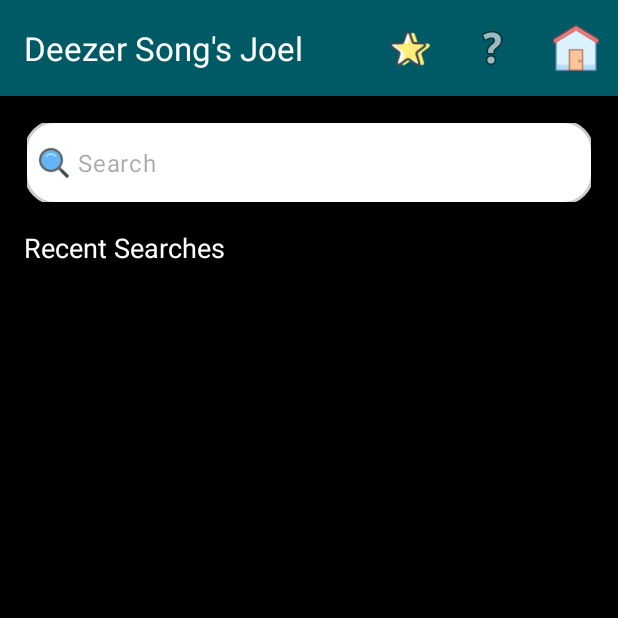
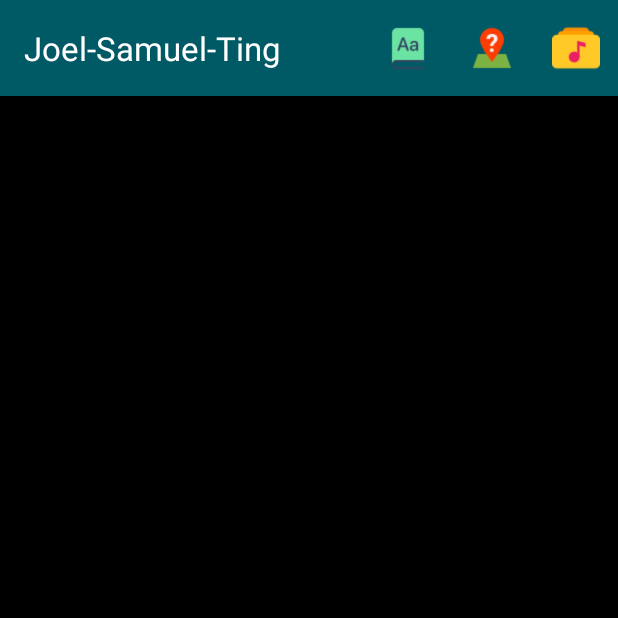
Before and after one commit to joelEVR/Final_Project_Mobile_Programming, an Android app: the screen it shows after launch (DeezerMainActivity before the commit, MainActivity after it), on a phone screen of 412 x 824 dp, the top half of it. Run offline under Robolectric (Android 15) with nearby library versions, the phone set to English and light mode, and no system bars.

Commit message:
Fixed all problems with merge between Branch Ting and Master.
I create the MainActivity.java and layout with the toolbar and icons for each aplication.

its working the icons

Signed-off-by: Joel Velasquez <150091426+joelEVR@users.noreply.github.com>

```diff
--- a/app/src/main/java/algonquin/cst2335/finalprojectmobileprogramming/MainActivity.java
+++ b/app/src/main/java/algonquin/cst2335/finalprojectmobileprogramming/MainActivity.java
@@ -1,2 +1,62 @@
-package algonquin.cst2335.finalprojectmobileprogramming;public class MainActivity {
+package algonquin.cst2335.finalprojectmobileprogramming;
+
+import android.content.Intent;
+import android.os.Bundle;
+import android.view.Menu;
+import android.view.MenuInflater;
+import android.view.MenuItem;
+
+import androidx.appcompat.app.AppCompatActivity;
+import androidx.appcompat.widget.Toolbar;
+
+import algonquin.cst2335.finalprojectmobileprogramming.deezerAppJoel.DeezerMainActivity;
+
+public class MainActivity extends AppCompatActivity {
+
+    @Override
+    protected void onCreate(Bundle savedInstanceState) {
+        super.onCreate(savedInstanceState);
+        // Establece land_page.xml como el layout de esta actividad
+        setContentView(R.layout.land_page);
+
+        Toolbar toolbar = findViewById(R.id.toolbar);
+        setSupportActionBar(toolbar);
+    }
+
+    @Override
+    public boolean onCreateOptionsMenu(Menu menu) {
+        MenuInflater inflater = getMenuInflater();
+        inflater.inflate(R.menu.menu_land_page, menu);
+        return true;
+    }
+
+    /**
+     * Handles action bar item clicks here.
+     *
+     * @param item The menu item that was selected.
+     * @return False to allow normal menu processing to proceed, true to consume it here.
+     */
+    @Override
+    public boolean onOptionsItemSelected(MenuItem item) {
+        if (item.getItemId() == android.R.id.home) {
+            finish();
+            return true;
+        } else if (item.getItemId() == R.id.samuel) {
+            // Agrega aquí tu nueva acción para la opción "Home"
+            Intent intent = new Intent(this, FavoriteActivity.class);
+            startActivity(intent);
+            return true;
+        } else if (item.getItemId() == R.id.joel) {
+            Intent intent = new Intent(MainActivity.this, DeezerMainActivity.class);
+            startActivity(intent);
+            return true;
+        } else if (item.getItemId() == R.id.ting) {
+            // Agrega aquí tu nueva acción para la opción "Home"
+            Intent intent = new Intent(this, MainActivityTing.class);
+            startActivity(intent);
+            return true;
+        } else {
+            return super.onOptionsItemSelected(item);
+        }
+    }
 }
--- /dev/null
+++ b/app/src/main/res/layout/land_page.xml
@@ -0,0 +1,23 @@
+<androidx.constraintlayout.widget.ConstraintLayout xmlns:android="http://schemas.android.com/apk/res/android"
+    xmlns:app="http://schemas.android.com/apk/res-auto"
+    xmlns:tools="http://schemas.android.com/tools"
+    android:layout_width="match_parent"
+    android:layout_height="match_parent"
+    tools:context=".deezerAppJoel.DeezerMainActivity">
+
+    <!-- Toolbar -->
+    <androidx.appcompat.widget.Toolbar
+        android:id="@+id/toolbar"
+        android:layout_width="match_parent"
+        android:layout_height="wrap_content"
+        android:minHeight="?attr/actionBarSize"
+        app:title="Joel-Samuel-Ting"
+        android:gravity="center_vertical"
+        android:background="#7A00BCD4"
+        app:layout_constraintTop_toTopOf="parent"
+        app:layout_constraintStart_toStartOf="parent"
+        app:layout_constraintEnd_toEndOf="parent"
+        android:theme="@style/ThemeOverlay.AppCompat.ActionBar">
+    </androidx.appcompat.widget.Toolbar>
+
+</androidx.constraintlayout.widget.ConstraintLayout>
--- /dev/null
+++ b/app/src/main/res/menu/menu_land_page.xml
@@ -0,0 +1,20 @@
+<?xml version="1.0" encoding="utf-8"?>
+<menu xmlns:android="http://schemas.android.com/apk/res/android"
+    xmlns:app="http://schemas.android.com/apk/res-auto">
+
+    <item android:id="@+id/samuel"
+        android:icon="@drawable/ic_samuel"
+        android:title="samuel"
+        app:showAsAction="always"/>
+    <item
+        android:id="@+id/ting"
+        android:icon="@drawable/ic_location"
+        android:title="ting"
+        app:showAsAction="always" />
+    <item
+        android:id="@+id/joel"
+        android:title="joel"
+        android:icon="@drawable/ic_deezer"
+        app:showAsAction="always"/>
+
+</menu>
--- a/app/src/main/res/values/strings.xml
+++ b/app/src/main/res/values/strings.xml
@@ -1,5 +1,5 @@
 <resources>
-    <string name="app_name">Final Project Mobile Programming</string>
+    <string name="app_name" translatable="false">Final Project Mobile Programming</string>
 
     <string name="enter_latitude_longitude">Please enter latitude and longitude</string>
     <string name="refresh">Refresh</string>
```
Also changed, not shown: app/src/main/AndroidManifest.xml (+15 -14 lines), app/src/main/res/drawable/ic_deezer.png (added), app/src/main/res/drawable/ic_location.png (added), app/src/main/res/drawable/ic_samuel.png (added).
